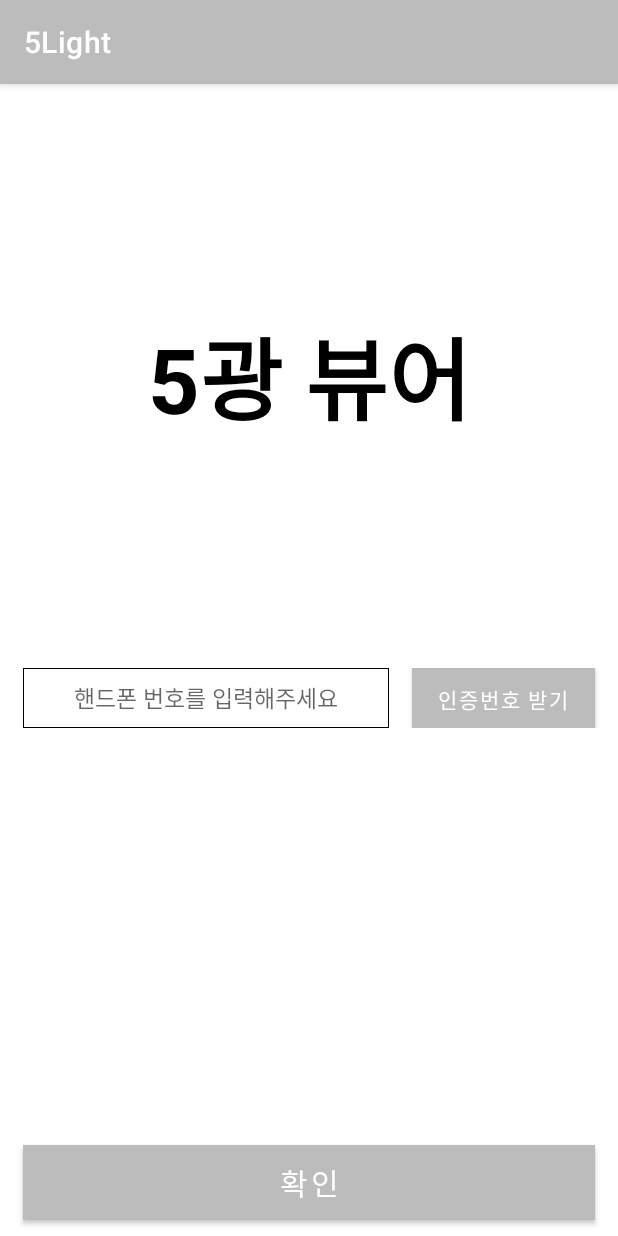
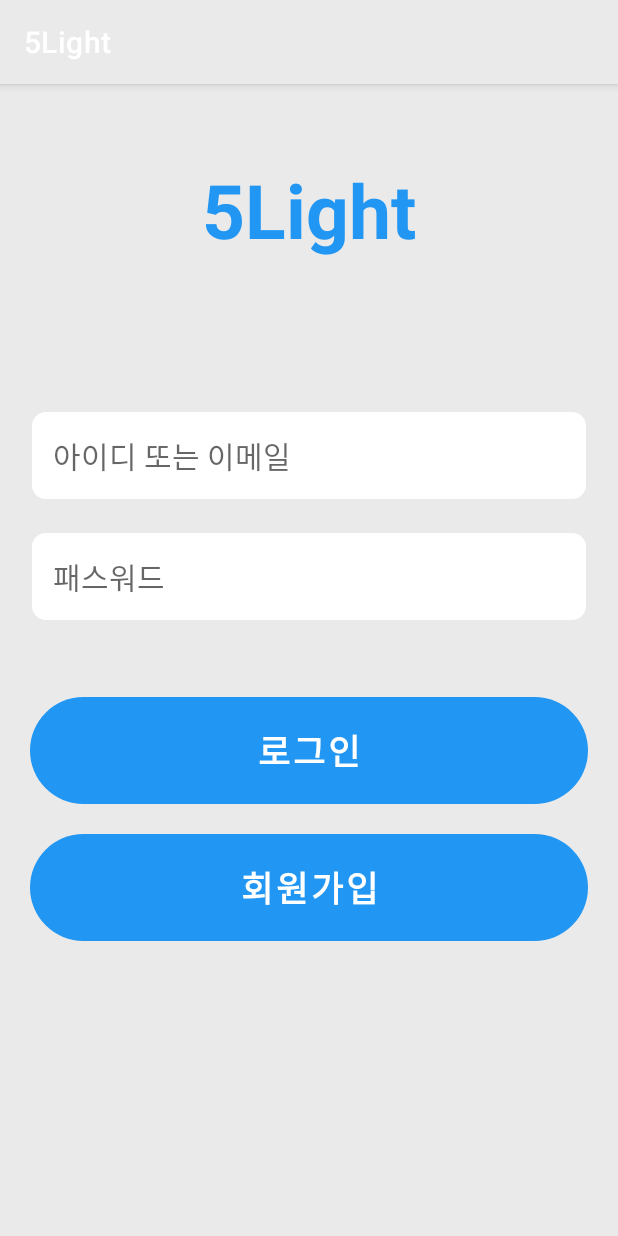
Before and after one commit to winterbeom/5Light_Viewer, an Android app: the screen it shows after launch (LoginActivity), on a phone screen of 412 x 824 dp. Run offline under Robolectric (Android 15) with nearby library versions, the phone set to English and light mode, and no system bars; libraries missing offline, so code that uses them is left out: pyxis.uzuki.live; 1 statement that could not run was skipped.

Commit message:
design changed(login+signup)

```diff
--- a/app/src/main/java/com/example/a5light/LoginActivity.java
+++ b/app/src/main/java/com/example/a5light/LoginActivity.java
@@ -9,6 +9,7 @@ import android.util.Log;
 import android.view.View;
 import android.widget.Button;
 import android.widget.EditText;
+import android.widget.Toast;
 
 import com.example.a5light.constants.Constants;
 import com.example.a5light.fcm.FCMMessagingService;
@@ -18,7 +19,7 @@ import com.google.firebase.messaging.FirebaseMessagingService;
 import pyxis.uzuki.live.richutilskt.impl.F1;
 
 public class LoginActivity extends AppCompatActivity {
-    Button btn_get;
+    Button btn_signup;
     Button btn_login;
     EditText id;
 
@@ -27,30 +28,36 @@ public class LoginActivity extends AppCompatActivity {
         super.onCreate(savedInstanceState);
         setContentView(R.layout.activity_login);
         this.InitalizeView();
-
-
         getToken();
     }
 
     public void InitalizeView() {
-        btn_get = (Button) findViewById(R.id.btn_get);
+        btn_signup = (Button) findViewById(R.id.btn_signup);
         btn_login = (Button) findViewById(R.id.btn_login);
-        id = (EditText) findViewById(R.id.idNum);
+
     }
 
     public void onClick(View view) {
 
         switch (view.getId()) {
-            case R.id.btn_get:
+            case R.id.btn_signup:
+                //여기서 서버로 이름, 아이디(이메일) ,password 전송
+                Intent intent_signup = new Intent(getApplicationContext(), SignUpActivity.class);
+                startActivity(intent_signup);
+                break;
 
-                btn_get.setText("재전송");
-                id.setVisibility(View.VISIBLE);
+                case R.id.btn_login:
+                //여기서 다시 서버로 아이디와 pass word 전송
+
+                //맞으면
+                Intent intent_menu = new Intent(getApplicationContext(), MenuActivity.class);
+                startActivity(intent_menu);
+                //틀리면
+                Toast.makeText(this.getApplicationContext(),"아이디 혹은 비밀번호가 틀렸습니다.",Toast.LENGTH_SHORT).show();
+
+
                 break;
-            case R.id.btn_login:
-                Intent intent = new Intent(getApplicationContext(), MenuActivity.class);
-                startActivity(intent);
-                break;
-            // 다른 화면으로 전환
+
 
 
         }
--- /dev/null
+++ b/app/src/main/res/drawable/border_circle.xml
@@ -0,0 +1,12 @@
+<?xml version="1.0" encoding="utf-8"?>
+<shape xmlns:android="http://schemas.android.com/apk/res/android"
+    android:shape="rectangle" >
+    <solid android:color="@color/white"/>
+    <corners android:bottomRightRadius="10dp"
+        android:bottomLeftRadius="10dp"
+        android:topLeftRadius="10dp"
+        android:topRightRadius="10dp"/>
+    <stroke
+        android:width="1dp"
+        android:color="@color/gray" />
+</shape>
--- /dev/null
+++ b/app/src/main/res/drawable/button_circle.xml
@@ -0,0 +1,11 @@
+<?xml version="1.0" encoding="utf-8"?>
+<shape xmlns:android="http://schemas.android.com/apk/res/android"
+    android:padding="10dp"
+    android:shape="rectangle" >
+     />
+    <corners
+        android:bottomLeftRadius="40dp"
+        android:bottomRightRadius="40dp"
+        android:topLeftRadius="40dp"
+        android:topRightRadius="40dp" />
+</shape>
--- a/app/src/main/res/layout/activity_login.xml
+++ b/app/src/main/res/layout/activity_login.xml
@@ -4,89 +4,82 @@
     xmlns:tools="http://schemas.android.com/tools"
     android:layout_width="match_parent"
     android:layout_height="match_parent"
+    android:background="@color/light_gray"
     android:orientation="vertical"
     tools:context=".LoginActivity">
 
     <TextView
-        android:textColor="@color/black"
+       android:gravity="center"
+        android:textColor="@color/blue"
         android:textStyle="bold"
-        android:layout_marginTop="150dp"
-        android:textSize="60sp"
-        android:gravity="center"
+        android:layout_marginTop="50dp"
+        android:textSize="50sp"
         android:layout_width="match_parent"
         android:layout_height="wrap_content"
-        android:text="5광 뷰어"
+        android:text="5Light"
         />
 
-    <LinearLayout
-        android:orientation="horizontal"
+
+    <EditText
+        android:padding="15dp"
+        android:layout_marginRight="20dp"
+        android:layout_marginLeft="20dp"
+        android:layout_marginTop="100dp"
+        android:id="@+id/idPhone"
         android:layout_width="match_parent"
         android:layout_height="wrap_content"
-        android:layout_marginTop="150dp"
-        android:gravity="center" >
-
-        <EditText
-
-            android:layout_marginLeft="15sp"
-            android:id="@+id/idPhone"
-            android:textSize="15sp"
-            android:layout_width="0dp"
-            android:layout_weight="2"
-            android:layout_height="40sp"
-            android:layout_gravity="center"
-            android:gravity="center"
-            android:hint="핸드폰 번호를 입력해주세요"
-            android:background="@drawable/border"/>
-        <Button
-            android:onClick="onClick"
-            android:id="@+id/btn_get"
-            android:layout_marginLeft="15sp"
-            android:layout_marginRight="15sp"
-            android:layout_width="0dp"
-            android:layout_weight="1"
-            android:gravity="center"
-            android:layout_height="40sp"
-            android:background="@drawable/border"
-            android:textSize="14sp"
-            android:text="인증번호 받기"/>
-    </LinearLayout>
-    <LinearLayout
-        android:orientation="horizontal"
+        android:layout_gravity="center"
+        android:background="@drawable/border_circle"
+        android:hint="아이디 또는 이메일"
+        android:textSize="20sp" />
+    <EditText
+        android:padding="15dp"
+        android:layout_marginRight="20dp"
+        android:layout_marginLeft="20dp"
+        android:layout_marginTop="20dp"
+        android:id="@+id/idPhone"
         android:layout_width="match_parent"
         android:layout_height="wrap_content"
-        android:layout_marginTop="30sp"
-        android:gravity="center" >
+        android:layout_gravity="center"
+        android:background="@drawable/border_circle"
+        android:hint="패스워드"
+        android:textSize="20sp" />
+    <Button
+            app:backgroundTint ="@null"
+            android:background="@drawable/button_circle"
+            android:backgroundTint="@color/blue"
+           android:id="@+id/btn_login"
+            android:textStyle="bold"
+            android:padding="12dp"
+            android:layout_marginRight="20dp"
+            android:layout_marginLeft="20dp"
+            android:layout_marginTop="50dp"
+            android:onClick="onClick"
+            android:layout_width="match_parent"
+            android:gravity="center"
+            android:layout_height="wrap_content"
 
-        <EditText
-            android:visibility="invisible"
-            android:layout_marginRight="15sp"
-            android:layout_marginLeft="15sp"
-            android:id="@+id/idNum"
-            android:layout_width="match_parent"
-            android:layout_height="40sp"
-            android:layout_gravity="center"
-            android:gravity="center"
-            android:hint="인증번호를 입력해주세요"
-            android:textSize="15sp" />
+            android:textSize="23sp"
+            android:text="로그인"/>
+    <Button
 
-    </LinearLayout>
-    <LinearLayout
+        app:backgroundTint ="@null"
+        android:background="@drawable/button_circle"
+        android:backgroundTint="@color/blue"
+        android:textStyle="bold"
+        android:padding="12dp"
+        android:layout_marginRight="20dp"
+        android:layout_marginLeft="20dp"
+        android:layout_marginTop="20dp"
+        android:onClick="onClick"
+        android:id="@+id/btn_signup"
         android:layout_width="match_parent"
-        android:layout_height="match_parent"
-        android:layout_gravity="bottom"
-        android:gravity="bottom"  >
-        <Button
-            android:onClick="onClick"
-            android:id="@+id/btn_login"
-            android:layout_marginBottom="5sp"
-            android:layout_marginRight="15sp"
-            android:layout_marginLeft="15sp"
-            android:background="@drawable/border"
-            android:gravity="center"
-            android:layout_width="match_parent"
-            android:layout_height="wrap_content"
-            android:textSize="20sp"
-            android:text="확인" />
-    </LinearLayout>
+        android:gravity="center"
+        android:layout_height="wrap_content"
+        android:textSize="23sp"
+        android:text="회원가입"/>
+
+
+
 
 </LinearLayout>
--- a/app/src/main/res/values/colors.xml
+++ b/app/src/main/res/values/colors.xml
@@ -1,11 +1,14 @@
 <?xml version="1.0" encoding="utf-8"?>
 <resources>
+
+    <color name="blue">#2196F3</color>
     <color name="purple_200">#FFBB86FC</color>
     <color name="purple_500">#FF6200EE</color>
     <color name="purple_700">#FF3700B3</color>
     <color name="teal_200">#FFEB3B</color>
     <color name="teal_700">#FF018786</color>
     <color name="black">#FF000000</color>
-    <color name="gray">#BCBCBC</color>
+    <color name="gray">#EAEAEA</color>
+    <color name="light_gray">#EAEAEA</color>
     <color name="white">#FFFFFF</color>
 </resources>
```
Also changed, not shown: app/src/main/AndroidManifest.xml (+4 -3 lines), app/src/main/java/com/example/a5light/RetrofitService.java (+7 -0 lines), app/src/main/java/com/example/a5light/SignUpActivity.java (added, +50 -0 lines), app/src/main/res/layout/activity_signup.xml (added, +102 -0 lines).
